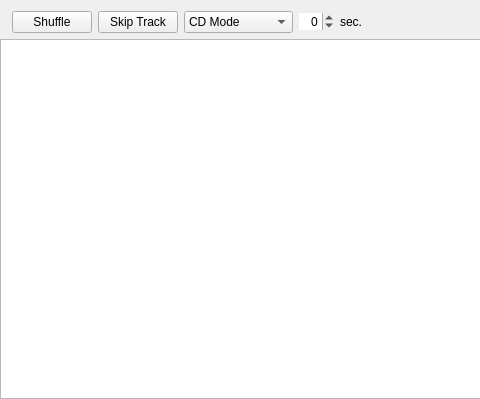
Old version of the form mixxx/src/dlgautodj.ui in the repository horiator/mixxx; both pictures show x 0 to 480 and y 0 to 399 of the 698 by 399 pixel window.
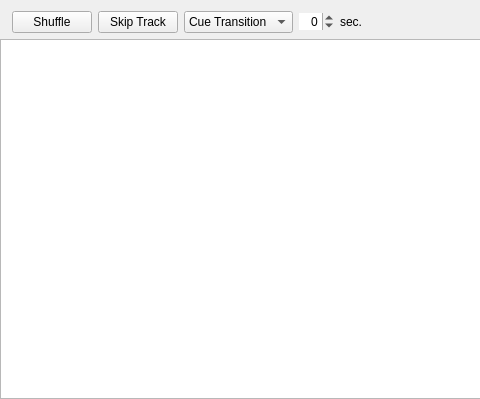
New version of the form.

The edit to the form file:
```diff
--- a/mixxx/src/dlgautodj.ui
+++ b/mixxx/src/dlgautodj.ui
@@ -68,11 +68,6 @@
      </item>
      <item>
       <widget class="QComboBox" name="comboBoxTransition">
-       <item>
-        <property name="text">
-         <string>CD Mode</string>
-        </property>
-       </item>
        <item>
         <property name="text">
          <string>Cue Transition</string>
```
Left out of the diff: 5 changed lines with no effect on the pictures.
